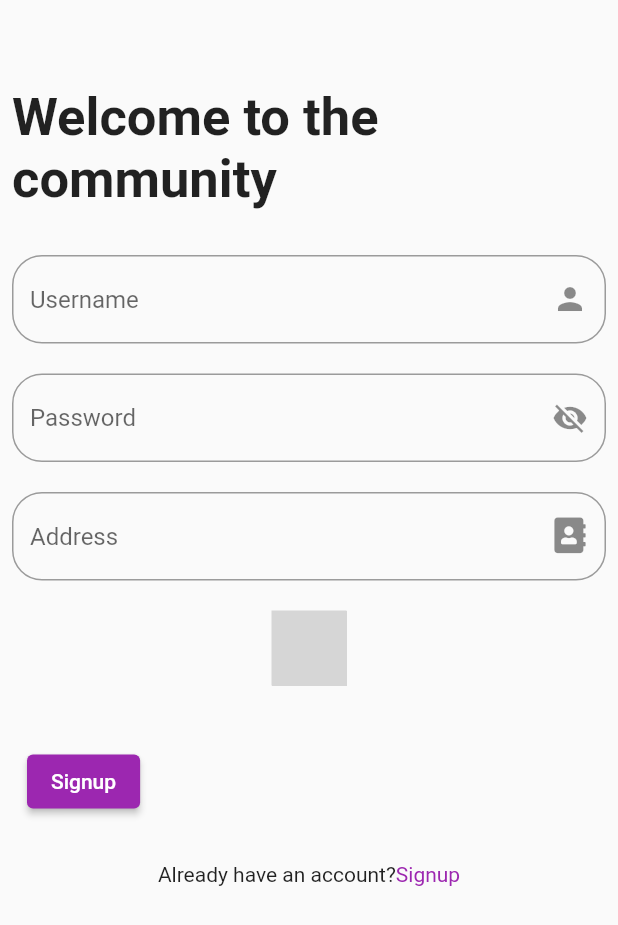
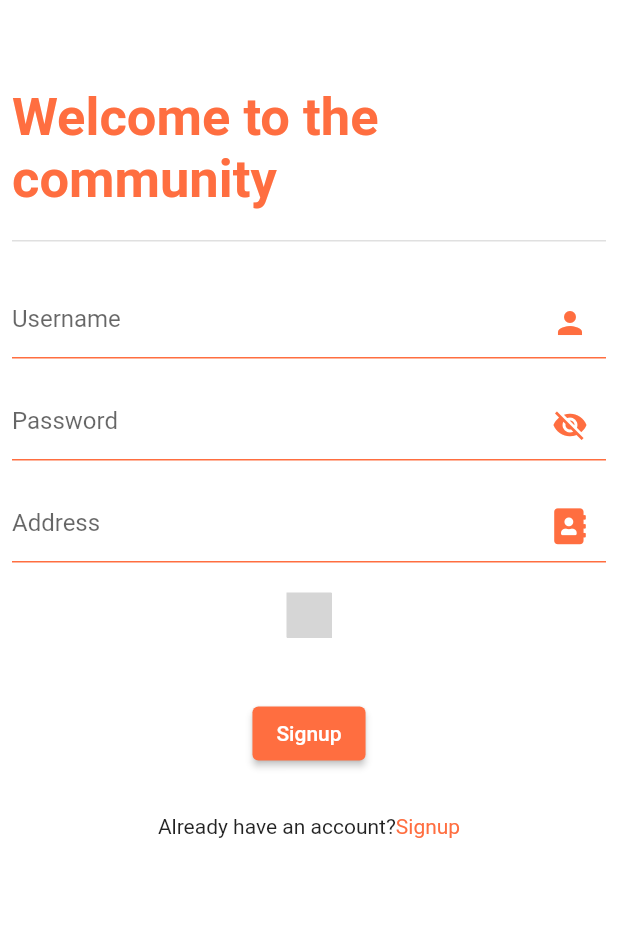
Before and after one commit to sakilbabu/map_teacher, a Flutter app: the SignUpScreen screen opened directly, on a phone screen of 412 x 824 dp. Shown: the top 925 px of the screen. Run offline on Flutter 3.47's test engine with Material 2 defaults, Android fonts, the phone set to English and light mode, and no system bars; missing offline and left inert: gender_picker; grey boxes are pictures that could not be loaded.

Commit message:
"ui done"

```diff
--- a/lib/books/details_previw.dart
+++ b/lib/books/details_previw.dart
@@ -1,7 +1,7 @@
 import 'package:flutter/cupertino.dart';
 import 'package:flutter/material.dart';
 import 'package:map_teacher/books/read.dart';
-import 'package:map_teacher/home_tabs/data_model.dart';
+import 'package:map_teacher/home_tabs/book_tab/books_data.dart';
 import 'package:url_launcher/url_launcher.dart';
 
 class DetailsPreview extends StatelessWidget {
--- a/lib/signup_page.dart
+++ b/lib/drawer/signup_page.dart
@@ -9,6 +9,7 @@ class SignUpScreen extends StatelessWidget {
   @override
   Widget build(BuildContext context) {
     return Scaffold(
+      backgroundColor: Colors.white,
       body: SingleChildScrollView(
         child: Padding(
           padding: const EdgeInsets.all(8.0),
@@ -23,18 +24,30 @@ class SignUpScreen extends StatelessWidget {
                 style: TextStyle(
                   fontSize: 35,
                   fontWeight: FontWeight.bold,
+                  color: Colors.deepOrangeAccent,
                 ),
+              ),
+              const SizedBox(
+                height: 20.0,
+              ),
+              const Divider(
+                height: 1,
+                thickness: 1,
               ),
               const SizedBox(
                 height: 30.0,
               ),
               TextField(
                 decoration: InputDecoration(
+                  enabledBorder: UnderlineInputBorder(
+                    borderSide: BorderSide(color: Colors.deepOrangeAccent),
+                  ),
                   hintText: 'Username',
-                  suffixIcon: const Icon(Icons.person),
-                  border: OutlineInputBorder(
-                    borderRadius: BorderRadius.circular(20.0),
+                  suffixIcon: const Icon(
+                    Icons.person,
+                    color: Colors.deepOrangeAccent,
                   ),
+                  border: OutlineInputBorder(),
                 ),
               ),
               const SizedBox(
@@ -43,11 +56,15 @@ class SignUpScreen extends StatelessWidget {
               TextField(
                 obscureText: true,
                 decoration: InputDecoration(
+                  enabledBorder: UnderlineInputBorder(
+                    borderSide: BorderSide(color: Colors.deepOrangeAccent),
+                  ),
                   hintText: 'Password',
-                  suffixIcon: const Icon(Icons.visibility_off),
-                  border: OutlineInputBorder(
-                    borderRadius: BorderRadius.circular(20.0),
+                  suffixIcon: const Icon(
+                    Icons.visibility_off,
+                    color: Colors.deepOrangeAccent,
                   ),
+                  border: OutlineInputBorder(),
                 ),
               ),
               const SizedBox(
@@ -55,11 +72,15 @@ class SignUpScreen extends StatelessWidget {
               ),
               TextField(
                 decoration: InputDecoration(
+                  enabledBorder: UnderlineInputBorder(
+                    borderSide: BorderSide(color: Colors.deepOrangeAccent),
+                  ),
                   hintText: 'Address',
-                  suffixIcon: const Icon(MyFlutterApp.address_book),
-                  border: OutlineInputBorder(
-                    borderRadius: BorderRadius.circular(20.0),
+                  suffixIcon: const Icon(
+                    MyFlutterApp.address_book,
+                    color: Colors.deepOrangeAccent,
                   ),
+                  border: OutlineInputBorder(),
                 ),
               ),
               const SizedBox(
@@ -70,7 +91,8 @@ class SignUpScreen extends StatelessWidget {
                 verticalAlignedText: false,
                 selectedGender: Gender.Male,
                 selectedGenderTextStyle: const TextStyle(
-                    color: Color(0xFF8b32a8), fontWeight: FontWeight.bold),
+                    color: Colors.deepOrangeAccent,
+                    fontWeight: FontWeight.bold),
                 unSelectedGenderTextStyle: const TextStyle(
                     color: Colors.white, fontWeight: FontWeight.normal),
 
@@ -80,7 +102,7 @@ class SignUpScreen extends StatelessWidget {
                 // default : true,
                 opacityOfGradient: 0.4,
                 padding: const EdgeInsets.all(3),
-                size: 50, onChanged: (Gender? value) {}, //default : 40
+                size: 30, onChanged: (Gender? value) {}, //default : 40
               ),
               const SizedBox(
                 height: 30.0,
@@ -88,14 +110,14 @@ class SignUpScreen extends StatelessWidget {
               Padding(
                 padding: const EdgeInsets.all(10.0),
                 child: Row(
-                  mainAxisAlignment: MainAxisAlignment.spaceBetween,
+                  mainAxisAlignment: MainAxisAlignment.center,
                   children: [
                     ElevatedButton(
-                      child: const Text('Signup'),
+                      child: Text('Signup'),
                       onPressed: () {},
                       style: ButtonStyle(
-                          backgroundColor:
-                              MaterialStateProperty.all(Colors.purple)),
+                          backgroundColor: MaterialStateProperty.all(
+                              Colors.deepOrangeAccent)),
                     ),
                   ],
                 ),
@@ -113,10 +135,13 @@ class SignUpScreen extends StatelessWidget {
                   TextSpan(text: 'Already have an account?', children: [
                     TextSpan(
                       text: 'Signup',
-                      style: TextStyle(color: Colors.purple),
+                      style: TextStyle(color: Colors.deepOrangeAccent),
                     ),
                   ]),
                 ),
+              ),
+              const SizedBox(
+                height: 30.0,
               ),
             ],
           ),
--- a/lib/home_tabs/books_tab.dart
+++ b/lib/home_tabs/book_tab/books_tab.dart
@@ -1,7 +1,7 @@
 import 'package:flutter/material.dart';
 import 'package:flutter_staggered_grid_view/flutter_staggered_grid_view.dart';
 import 'package:map_teacher/books/details_previw.dart';
-import 'data_model.dart';
+import 'books_data.dart';
 
 class BooksTab extends StatefulWidget {
   const BooksTab({Key? key}) : super(key: key);
--- a/lib/main.dart
+++ b/lib/main.dart
@@ -13,7 +13,6 @@ class MyApp extends StatelessWidget {
   Widget build(BuildContext context) {
     return MaterialApp(
       debugShowCheckedModeBanner: false,
-      title: 'Flutter Demo',
       theme: ThemeData(
         primarySwatch: Colors.blue,
       ),
--- a/pubspec.yaml
+++ b/pubspec.yaml
@@ -40,6 +40,7 @@ dependencies:
   gender_picker: ^1.1.0
   video_player: ^2.2.5
   chewie: ^1.2.2
+  get: ^4.3.8
 
 
 dev_dependencies:
```
Also changed, not shown: lib/botton_nav_controller.dart (deleted, +0 -40 lines), lib/carousel_slider.dart (deleted, +0 -83 lines), lib/details.dart (deleted, +0 -23 lines), lib/drawer/drawer.dart (renamed from lib/drawer.dart, +51 -2 lines), lib/drawer/payment_gateway_page.dart (added, +73 -0 lines), lib/drawer/signin_page.dart (renamed from lib/settings_page.dart, +21 -25 lines), lib/home_tabs/electronics_tab/electronics_tab.dart (added, +10 -0 lines), lib/home_tabs/watch_tab.dart (deleted, +0 -129 lines), lib/my_home_page.dart (+17 -12 lines), lib/home_tabs/book_tab/books_data.dart (renamed from lib/home_tabs/data_model.dart), lib/home_tabs/fashion_tab/fashion_tab.dart (renamed from lib/home_tabs/fashion_tab.dart), lib/home_tabs/kids_tab/kids_tab.dart (renamed from lib/home_tabs/kids_tab.dart), lib/home_tabs/sports_tab/sports_tab.dart (renamed from lib/home_tabs/sports_tab.dart), lib/home_tabs/watch_payment_page.dart (deleted), 1 more files.
